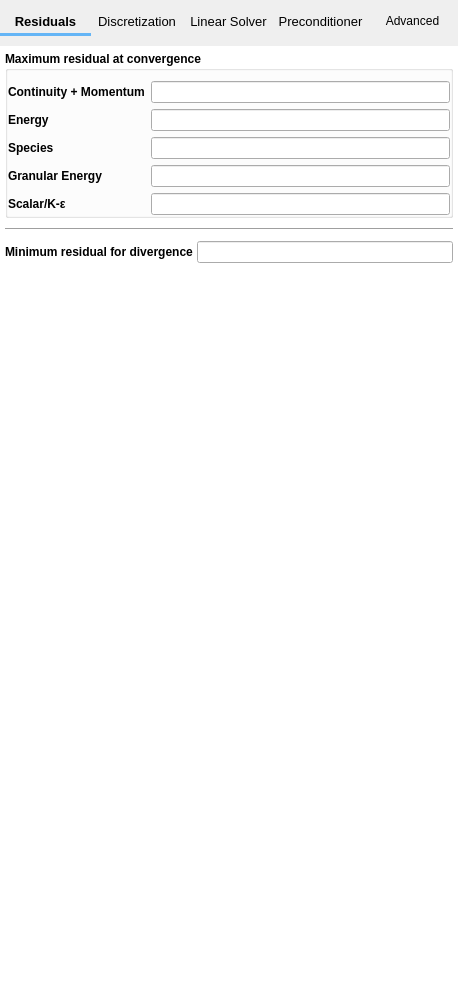
First picture: the form in mfixgui/uifiles/numerics.ui, repository truongd8593/mfix, before the edit.
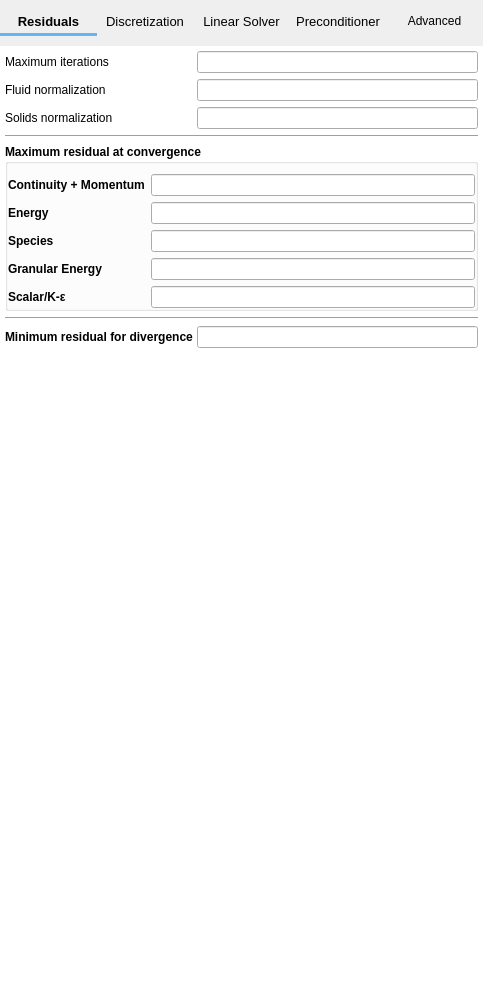
Second picture: the form after the edit. Custom widgets are drawn as their Qt base class.

Commit message: moved iterations, normalization (#233)

```diff
--- a/mfixgui/uifiles/numerics.ui
+++ b/mfixgui/uifiles/numerics.ui
@@ -6,7 +6,7 @@
    <rect>
     <x>0</x>
     <y>0</y>
-    <width>458</width>
+    <width>483</width>
     <height>1000</height>
    </rect>
   </property>
@@ -207,9 +207,52 @@
         <number>0</number>
        </property>
        <property name="verticalSpacing">
-        <number>10</number>
+        <number>6</number>
        </property>
+       <property name="margin">
+        <number>5</number>
+       </property>
+       <item row="0" column="0">
+        <widget class="QLabel" name="label_max_nit">
+         <property name="text">
+          <string>Maximum iterations</string>
+         </property>
+        </widget>
+       </item>
+       <item row="2" column="1">
+        <widget class="LineEdit" name="lineedit_keyword_norm_s">
+         <property name="sizePolicy">
+          <sizepolicy hsizetype="Expanding" vsizetype="Fixed">
+           <horstretch>0</horstretch>
+           <verstretch>0</verstretch>
+          </sizepolicy>
+         </property>
+        </widget>
+       </item>
        <item row="2" column="0">
+        <widget class="QLabel" name="label_norm_s">
+         <property name="sizePolicy">
+          <sizepolicy hsizetype="Minimum" vsizetype="Preferred">
+           <horstretch>0</horstretch>
+           <verstretch>0</verstretch>
+          </sizepolicy>
+         </property>
+         <property name="text">
+          <string>Solids normalization</string>
+         </property>
+        </widget>
+       </item>
+       <item row="0" column="1">
+        <widget class="LineEdit" name="lineedit_keyword_max_nit">
+         <property name="sizePolicy">
+          <sizepolicy hsizetype="Expanding" vsizetype="Fixed">
+           <horstretch>0</horstretch>
+           <verstretch>0</verstretch>
+          </sizepolicy>
+         </property>
+        </widget>
+       </item>
+       <item row="6" column="0">
         <widget class="QLabel" name="label_tol_diverge">
          <property name="font">
           <font>
@@ -222,17 +265,17 @@
          </property>
         </widget>
        </item>
-       <item row="1" column="0" colspan="2">
+       <item row="5" column="0" colspan="2">
         <widget class="Line" name="line">
          <property name="orientation">
           <enum>Qt::Horizontal</enum>
          </property>
         </widget>
        </item>
-       <item row="2" column="1">
+       <item row="6" column="1">
         <widget class="LineEdit" name="lineedit_keyword_tol_diverge"/>
        </item>
-       <item row="0" column="0" colspan="2">
+       <item row="4" column="0" colspan="2">
         <widget class="QGroupBox" name="groupbox_residuals">
          <property name="font">
           <font>
@@ -347,7 +390,7 @@
          </layout>
         </widget>
        </item>
-       <item row="3" column="0">
+       <item row="7" column="0">
         <spacer name="verticalSpacer">
          <property name="orientation">
           <enum>Qt::Vertical</enum>
@@ -360,6 +403,36 @@
          </property>
         </spacer>
        </item>
+       <item row="1" column="0">
+        <widget class="QLabel" name="label_norm_g">
+         <property name="sizePolicy">
+          <sizepolicy hsizetype="Minimum" vsizetype="Preferred">
+           <horstretch>0</horstretch>
+           <verstretch>0</verstretch>
+          </sizepolicy>
+         </property>
+         <property name="text">
+          <string>Fluid normalization</string>
+         </property>
+        </widget>
+       </item>
+       <item row="1" column="1">
+        <widget class="LineEdit" name="lineedit_keyword_norm_g">
+         <property name="sizePolicy">
+          <sizepolicy hsizetype="Expanding" vsizetype="Fixed">
+           <horstretch>0</horstretch>
+           <verstretch>0</verstretch>
+          </sizepolicy>
+         </property>
+        </widget>
+       </item>
+       <item row="3" column="0" colspan="2">
+        <widget class="Line" name="line_6">
+         <property name="orientation">
+          <enum>Qt::Horizontal</enum>
+         </property>
+        </widget>
+       </item>
       </layout>
      </widget>
      <widget class="QWidget" name="discretization">
```
Left out of the diff: 56 changed lines with no effect on the pictures. The commit also changes 1 other file.
